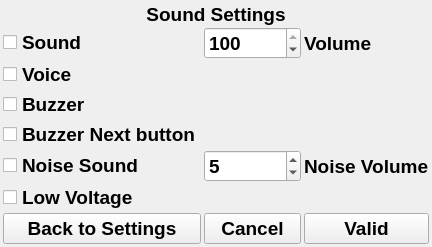
Qt form F3FChrono/gui/WSettingsSound.ui (jomarin38/F3FChrono) before a commit.
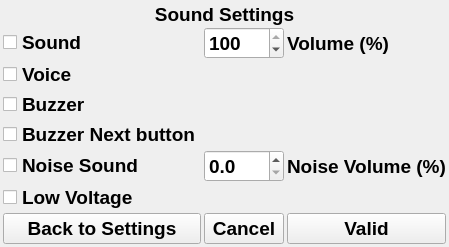
The same form after that commit.

Commit message: change label and format noise volume traduction files

Patch:
```diff
--- a/F3FChrono/gui/WSettingsSound.ui
+++ b/F3FChrono/gui/WSettingsSound.ui
@@ -7,7 +7,7 @@
     <x>0</x>
     <y>0</y>
     <width>432</width>
-    <height>236</height>
+    <height>239</height>
    </rect>
   </property>
   <property name="windowTitle">
@@ -112,7 +112,7 @@
       </font>
      </property>
      <property name="text">
-      <string>Noise Volume</string>
+      <string>Noise Volume (%)</string>
      </property>
     </widget>
    </item>
@@ -189,23 +189,6 @@
      </property>
     </widget>
    </item>
-   <item row="5" column="1">
-    <widget class="QSpinBox" name="noisevolume">
-     <property name="font">
-      <font>
-       <pointsize>14</pointsize>
-       <weight>75</weight>
-       <bold>true</bold>
-      </font>
-     </property>
-     <property name="maximum">
-      <number>100</number>
-     </property>
-     <property name="value">
-      <number>5</number>
-     </property>
-    </widget>
-   </item>
    <item row="1" column="1">
     <widget class="QSpinBox" name="soundvolume">
      <property name="font">
@@ -233,7 +216,27 @@
       </font>
      </property>
      <property name="text">
-      <string>Volume</string>
+      <string>Volume (%)</string>
+     </property>
+    </widget>
+   </item>
+   <item row="5" column="1">
+    <widget class="QDoubleSpinBox" name="noisevolume">
+     <property name="font">
+      <font>
+       <pointsize>14</pointsize>
+       <weight>75</weight>
+       <bold>true</bold>
+      </font>
+     </property>
+     <property name="decimals">
+      <number>1</number>
+     </property>
+     <property name="maximum">
+      <double>100.000000000000000</double>
+     </property>
+     <property name="singleStep">
+      <double>0.100000000000000</double>
      </property>
     </widget>
    </item>
```
The commit also changes 4 other files.
